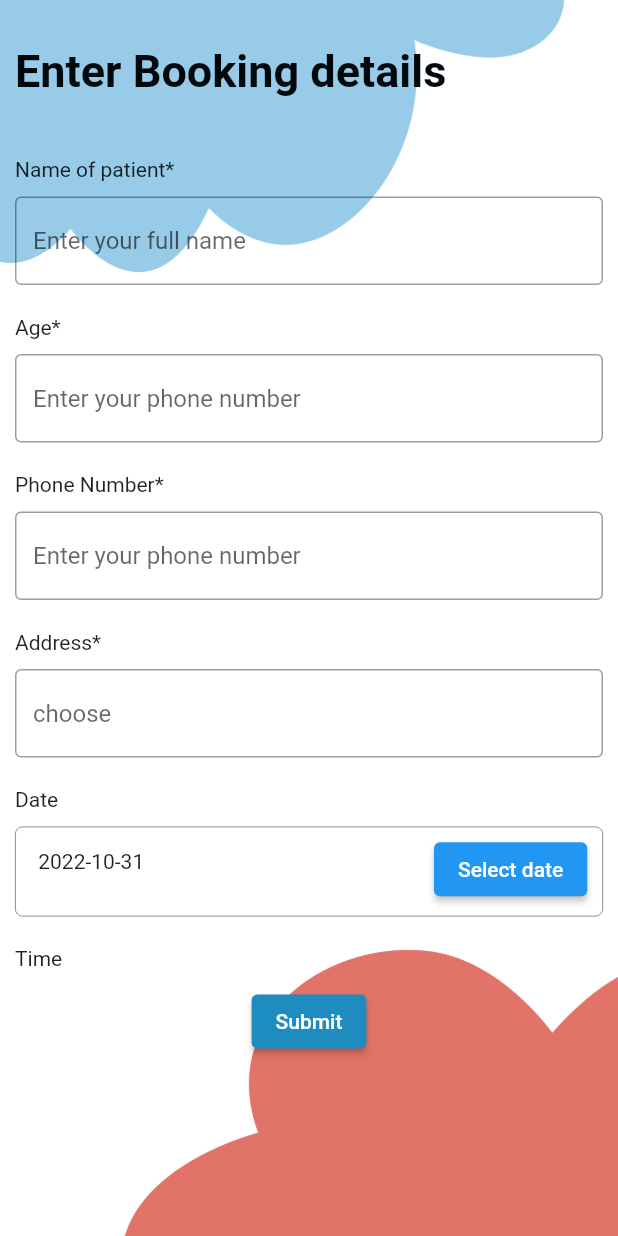
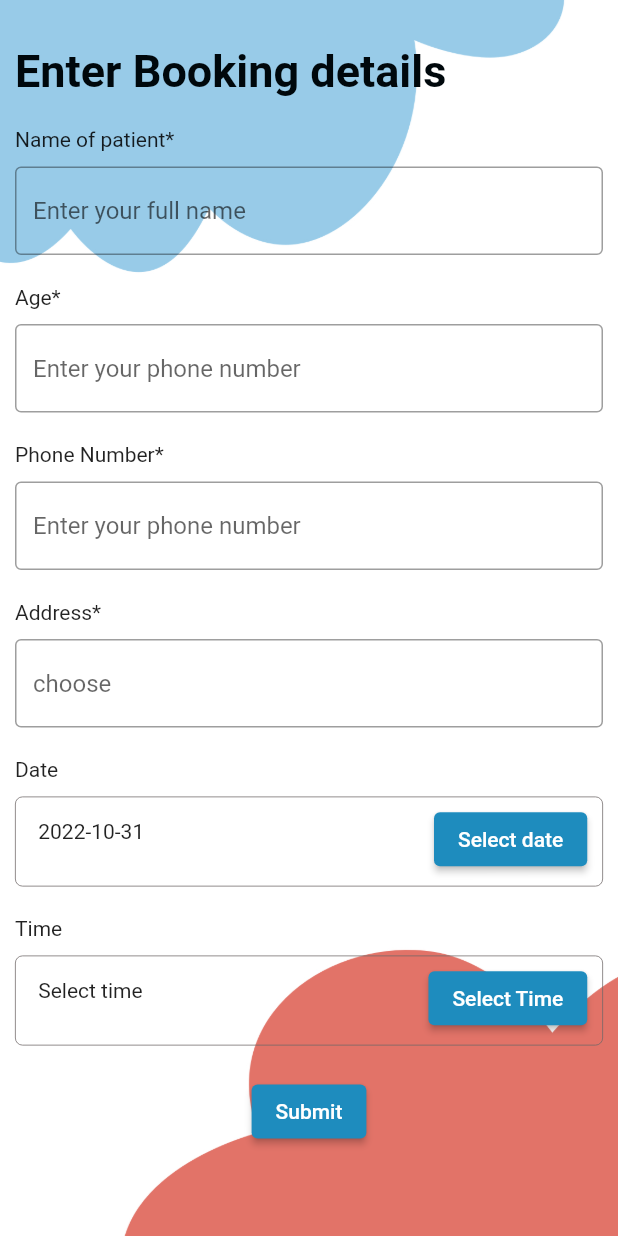
Before and after one commit to rubeyyyy/ambulance-service, a Flutter app: the booking screen opened directly, on a phone screen of 412 x 824 dp. Run offline on Flutter 3.47's test engine with Material 2 defaults, Android fonts, the phone set to English and light mode, and no system bars.

```diff
--- a/bhopu/lib/screen/booking.dart
+++ b/bhopu/lib/screen/booking.dart
@@ -10,9 +10,20 @@ class booking extends StatefulWidget {
 }
 
 class _bookingState extends State<booking> {
+
    var _formkey = GlobalKey<FormState>();
    DateTime selectedDate = DateTime.now();
+   String? selectedTime;
 
+  Future<void> _displayTimeDialog(BuildContext context) async {
+    final TimeOfDay? time =
+        await showTimePicker(context: context, initialTime: TimeOfDay.now());
+    if (time != null) {
+      setState(() {
+        selectedTime = time.format(context);
+      });
+    }
+    }
 
   Future<void> _selectDate(BuildContext context) async {
     final DateTime? picked = await showDatePicker(
@@ -26,8 +37,8 @@ class _bookingState extends State<booking> {
       });
     }
 
+
   }
-
 
 
   @override
@@ -49,7 +60,6 @@ class _bookingState extends State<booking> {
             child: Padding(
               padding: const EdgeInsets.all(10.0),
               child: Column(
-
                 crossAxisAlignment: CrossAxisAlignment.start,
                 children: [
                   SizedBox(
@@ -66,13 +76,12 @@ class _bookingState extends State<booking> {
                     height: 20,
                   ),
 
-                  SizedBox(
-                    height: 20,
-                  ),
                   Text('Name of patient*'),
+
                   SizedBox(
                     height: 10,
                   ),
+
                   TextFormField(
                     validator: (value) {
                       if (value!.isEmpty) {
@@ -169,7 +178,8 @@ padding: EdgeInsets.all(15.0),
 
                             onPressed: () => _selectDate(context),
                             child: Text('Select date'),
-
+                            style: ButtonStyle(
+                                        backgroundColor: MaterialStateProperty.all(Color.fromARGB(255, 30, 140, 190))),
                           ),
                       ),
 
@@ -186,6 +196,47 @@ SizedBox(
                                     height: 10,
                                   ),
 
+                Container(
+                      decoration: BoxDecoration(
+                      border: Border.all(
+                          color: Color.fromARGB(255, 109, 102, 102), //color of border
+                          width: 0.5, //width of border
+                        ),
+                      borderRadius: BorderRadius.circular(5)
+                    ),
+                      height: 60,
+                      width: 500,
+
+                      child: Stack(
+                      children: [
+                        Container(
+                          padding: EdgeInsets.all(15.0),
+                        child: Text(
+                            selectedTime != null
+                                ? '$selectedTime'
+                                : 'Select time',
+
+                          ),
+                        ),
+                        Positioned(
+                        bottom: 7,
+                        right: 10,
+                        child: ElevatedButton(
+
+                            onPressed: () => _displayTimeDialog(context),
+                              child: Text('Select Time'),
+                              style: ButtonStyle(
+                                          backgroundColor: MaterialStateProperty.all(Color.fromARGB(255, 30, 140, 190))),
+                            ),
+                        ),
+
+                      ],
+                    ),
+                ),
+
+                SizedBox(
+                     height: 20,
+                    ),
 
 
                   Center(
```
Also changed, not shown: bhopu/lib/screen/ambulanceList.dart (added, +68 -0 lines), bhopu/lib/screen/login.dart (+6 -4 lines), bhopu/lib/screen/navbar.dart (+4 -3 lines). Lines whose indentation alone changed are shown as unchanged.
